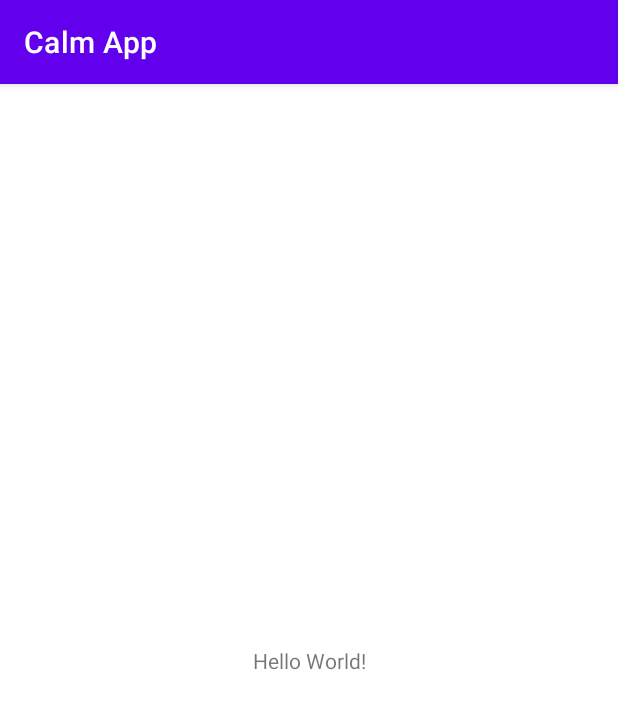
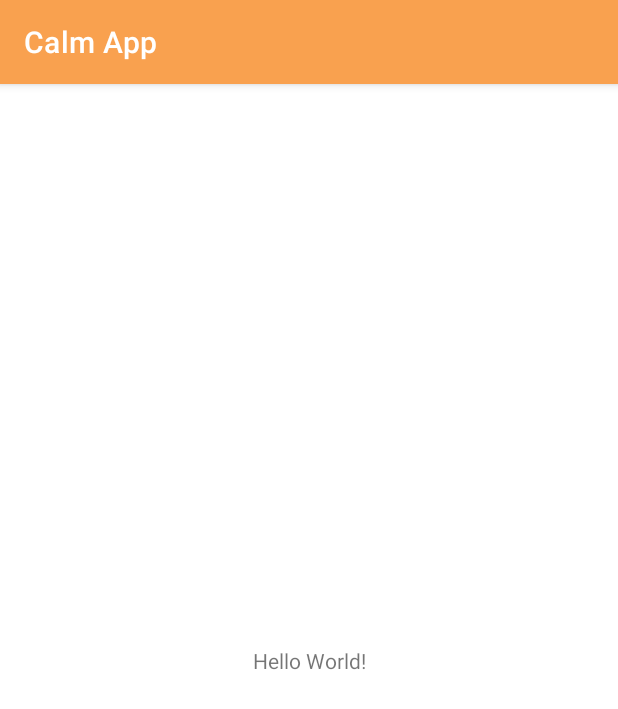
Before and after one commit to Horizon733/Calm-App, an Android app: the screen it shows after launch (MainActivity), on a phone screen of 412 x 824 dp. Shown: the top 709 px of the screen. Run offline under Robolectric (Android 15) with nearby library versions, the phone set to English and light mode, and no system bars.

Commit message:
added resources like colors, drawables

```diff
--- /dev/null
+++ b/app/src/main/res/values-night/colors.xml
@@ -0,0 +1,4 @@
+<?xml version="1.0" encoding="utf-8"?>
+<resources>
+    <color name="bell">#1F232A</color>
+</resources>
--- a/app/src/main/res/values-night/themes.xml
+++ b/app/src/main/res/values-night/themes.xml
@@ -2,12 +2,12 @@
     <!-- Base application theme. -->
     <style name="Theme.CalmApp" parent="Theme.MaterialComponents.DayNight.DarkActionBar">
         <!-- Primary brand color. -->
-        <item name="colorPrimary">@color/purple_200</item>
-        <item name="colorPrimaryVariant">@color/purple_700</item>
+        <item name="colorPrimary">@color/cream_200</item>
+        <item name="colorPrimaryVariant">@color/cream_700</item>
         <item name="colorOnPrimary">@color/black</item>
         <!-- Secondary brand color. -->
-        <item name="colorSecondary">@color/teal_200</item>
-        <item name="colorSecondaryVariant">@color/teal_200</item>
+        <item name="colorSecondary">@color/orange_200</item>
+        <item name="colorSecondaryVariant">@color/orange_200</item>
         <item name="colorOnSecondary">@color/black</item>
         <!-- Status bar color. -->
         <item name="android:statusBarColor" tools:targetApi="l">?attr/colorPrimaryVariant</item>
--- a/app/src/main/res/values/colors.xml
+++ b/app/src/main/res/values/colors.xml
@@ -1,10 +1,20 @@
 <?xml version="1.0" encoding="utf-8"?>
 <resources>
-    <color name="purple_200">#FFBB86FC</color>
-    <color name="purple_500">#FF6200EE</color>
-    <color name="purple_700">#FF3700B3</color>
-    <color name="teal_200">#FF03DAC5</color>
-    <color name="teal_700">#FF018786</color>
+    <color name="cream_200">#FED3A9</color>
+    <color name="cream_500">#F9A14F</color>
+    <color name="cream_700">#FFC491</color>
+    <color name="orange_200">#F59034</color>
+    <color name="orange_700">#FECDA0</color>
     <color name="black">#FF000000</color>
     <color name="white">#FFFFFFFF</color>
+    <color name="light_green">#9CFF91</color>
+    <color name="light_red">#FF7C6D</color>
+    <color name="light_gray">#F2F4F6</color>
+    <color name="dark_gray">#31353B</color>
+    <color name="dark_green">#309030</color>
+    <color name="dark_red">#FF0000</color>
+    <color name="text_color_dark">#1F232A</color>
+    <color name="text_color_light">#FECDA0</color>
+    <color name="grid_bg">#31353B</color>
+    <color name="bell">#fff</color>
 </resources>
--- a/app/src/main/res/values/themes.xml
+++ b/app/src/main/res/values/themes.xml
@@ -2,12 +2,12 @@
     <!-- Base application theme. -->
     <style name="Theme.CalmApp" parent="Theme.MaterialComponents.DayNight.DarkActionBar">
         <!-- Primary brand color. -->
-        <item name="colorPrimary">@color/purple_500</item>
-        <item name="colorPrimaryVariant">@color/purple_700</item>
+        <item name="colorPrimary">@color/cream_500</item>
+        <item name="colorPrimaryVariant">@color/cream_700</item>
         <item name="colorOnPrimary">@color/white</item>
         <!-- Secondary brand color. -->
-        <item name="colorSecondary">@color/teal_200</item>
-        <item name="colorSecondaryVariant">@color/teal_700</item>
+        <item name="colorSecondary">@color/orange_200</item>
+        <item name="colorSecondaryVariant">@color/orange_700</item>
         <item name="colorOnSecondary">@color/black</item>
         <!-- Status bar color. -->
         <item name="android:statusBarColor" tools:targetApi="l">?attr/colorPrimaryVariant</item>
```
Also changed, not shown: app/src/main/res/drawable/ic_bell.xml (added, +20 -0 lines).
